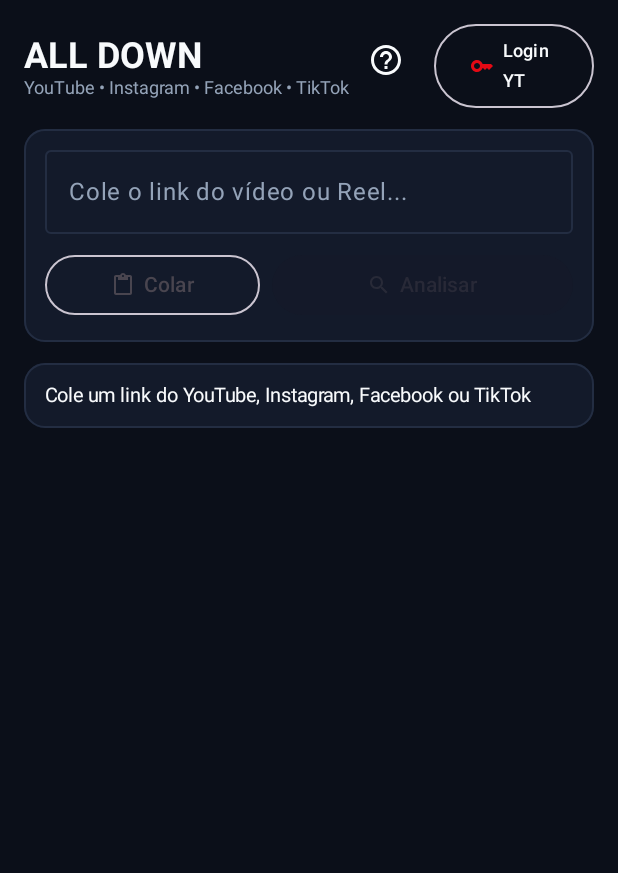
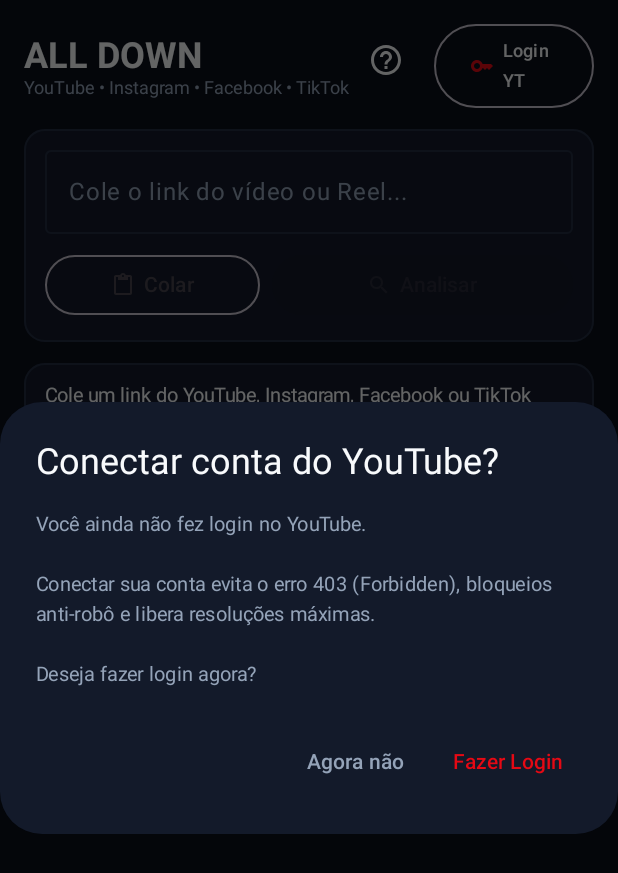
Before and after one commit to acrisiodejesus/all-down, an Android app built with Jetpack Compose: the composable AllDownScreen shown on its own in the app's theme, on a phone screen of 412 x 824 dp. Shown: the top 873 px of the screen. Run offline under Robolectric (Android 15) with nearby library versions, the phone set to English and light mode, and no system bars; libraries missing offline, so code that uses them is left out: com.yausername.youtubedl_android; pictures from the network do not load.

Commit message:
feat: add startup YouTube login prompt to Android app and update Windows status prompt

```diff
--- a/android/app/src/main/java/com/alldown/app/MainActivity.kt
+++ b/android/app/src/main/java/com/alldown/app/MainActivity.kt
@@ -132,6 +132,8 @@ fun AllDownScreen(viewModel: DownloadViewModel) {
     val storagePermLauncher = rememberLauncherForActivityResult(
         ActivityResultContracts.RequestPermission()
     ) { }
+
+    var showStartupLoginPrompt by remember { mutableStateOf(!state.isLoggedIn) }
 
     LaunchedEffect(Unit) {
         if (Build.VERSION.SDK_INT <= Build.VERSION_CODES.P) {
@@ -436,6 +438,38 @@ fun AllDownScreen(viewModel: DownloadViewModel) {
         )
     }
 
+    if (showStartupLoginPrompt && !state.isLoggedIn) {
+        AlertDialog(
+            onDismissRequest = { showStartupLoginPrompt = false },
+            containerColor = CardColor,
+            title = { Text("Conectar conta do YouTube?", color = TextPrimary) },
+            text = {
+                Text(
+                    "Você ainda não fez login no YouTube.\n\n" +
+                        "Conectar sua conta evita o erro 403 (Forbidden), bloqueios anti-robô e libera resoluções máximas.\n\n" +
+                        "Deseja fazer login agora?",
+                    color = TextMuted,
+                    fontSize = 13.sp,
+                )
+            },
+            confirmButton = {
+                TextButton(
+                    onClick = {
+                        showStartupLoginPrompt = false
+                        loginLauncher.launch(Intent(context, LoginActivity::class.java))
+                    }
+                ) {
+                    Text("Fazer Login", color = AccentRed)
+                }
+            },
+            dismissButton = {
+                TextButton(onClick = { showStartupLoginPrompt = false }) {
+                    Text("Agora não", color = TextMuted)
+                }
+            }
+        )
+    }
+
     if (state.showTutorial) {
         AlertDialog(
             onDismissRequest = { viewModel.setShowTutorial(false) },
```
Also changed, not shown: 1 other file.
